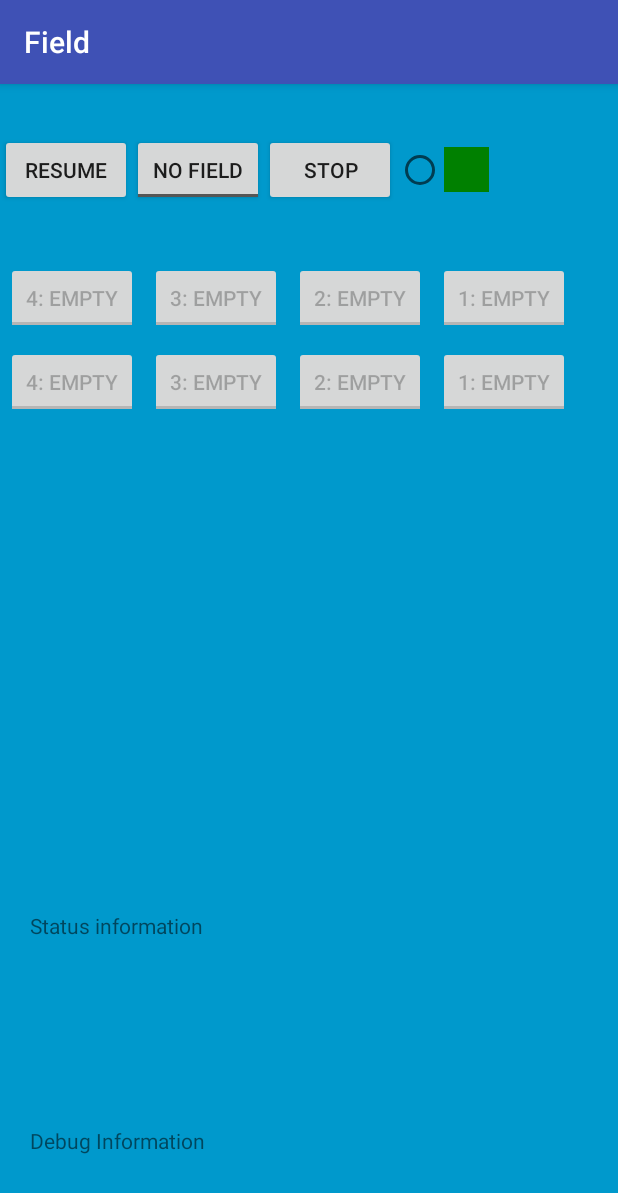
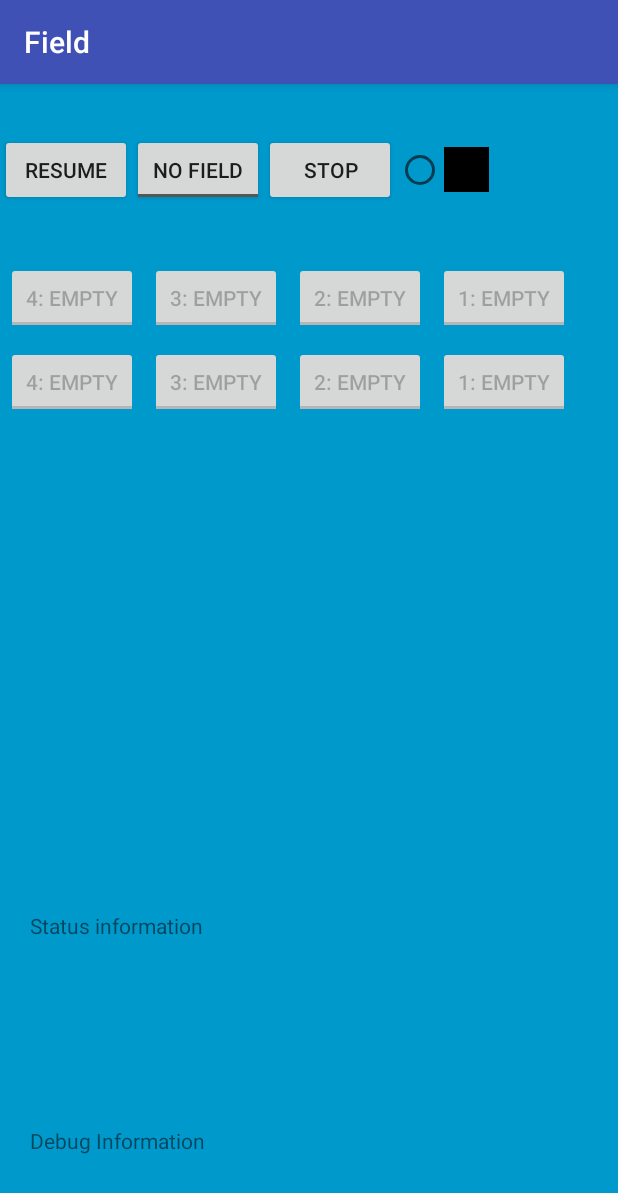
Before and after one commit to GompeiAndTheBrobots/2K1Field, an Android app: the screen it shows after launch (Main), on a phone screen of 412 x 824 dp. Shown: the top 1193 px of the screen. Run offline under Robolectric (Android 15) with nearby library versions, the phone set to English and light mode, and no system bars.

Commit message:
blinking works

```diff
--- a/app/src/main/java/com/example/ikeandmike/field/Main.java
+++ b/app/src/main/java/com/example/ikeandmike/field/Main.java
@@ -3,9 +3,9 @@ package com.example.ikeandmike.field;
 import android.app.Activity;
 import android.bluetooth.BluetoothAdapter;
 import android.content.Intent;
+import android.graphics.Color;
 import android.support.v7.app.AppCompatActivity;
 import android.os.Bundle;
-import android.util.Log;
 import android.view.View;
 import android.view.animation.AlphaAnimation;
 import android.view.animation.Animation;
@@ -26,7 +26,7 @@ import java.util.concurrent.ScheduledThreadPoolExecutor;
 public class Main extends AppCompatActivity implements BluetoothConnectionCallback,
         BluetoothMessageCallback,
         View.OnClickListener,
-        CompoundButton.OnCheckedChangeListener {
+        CompoundButton.OnCheckedChangeListener, Animation.AnimationListener {
 
     private FieldUSBCommunicator fieldComms;
     private BTCommunicator comms = BTCommunicator.getInstance();
@@ -64,8 +64,11 @@ public class Main extends AppCompatActivity implements BluetoothConnectionCallba
         }
 
         animation = new AlphaAnimation(1, 0);
-        animation.setDuration(500);
+        animation.setDuration(50);
         animation.setInterpolator(new LinearInterpolator());
+        animation.setRepeatMode(Animation.REVERSE);
+        animation.setRepeatCount(1);
+        animation.setAnimationListener(this);
 
         this.toggleField.setOnCheckedChangeListener(this);
         setupBluetooth();
@@ -139,15 +142,17 @@ public class Main extends AppCompatActivity implements BluetoothConnectionCallba
         else if (type == BTProtocol.Type.ALERT)  {
             if (data[0] == 0x2C) {
                 //Low Radiation -- Yellow
-                radiationIndicator.setBackgroundResource(R.color.yellow);
+                radiationIndicator.setBackgroundColor(Color.YELLOW);
             }
             else if (data[0] == 0xFF) {
                 //High Radiation -- Red
-                radiationIndicator.setBackgroundResource(R.color.red);
+                radiationIndicator.setBackgroundColor(Color.RED);
+            }
+            else {
+                radiationIndicator.setBackgroundColor(Color.BLUE);
             }
             //Run animation
             radiationIndicator.startAnimation(animation);
-            radiationIndicator.setBackgroundResource(R.color.green);
         }
     }
 
@@ -178,4 +183,18 @@ public class Main extends AppCompatActivity implements BluetoothConnectionCallba
             }
         }
     }
+
+    @Override
+    public void onAnimationStart(Animation animation) {
+    }
+
+    @Override
+    public void onAnimationEnd(Animation animation) {
+        radiationIndicator.setBackgroundColor(Color.BLACK);
+        radiationIndicator.clearAnimation();
+    }
+
+    @Override
+    public void onAnimationRepeat(Animation animation) {
+    }
 }
--- a/app/src/main/res/layout/activity_fullscreen.xml
+++ b/app/src/main/res/layout/activity_fullscreen.xml
@@ -48,7 +48,7 @@
             android:layout_width="30dp"
             android:layout_height="30dp"
             android:id="@+id/radiationIndicator"
-            android:background="@color/green"
+            android:background="@color/black"
             />
 
     </LinearLayout>
--- a/app/src/main/res/values/colors.xml
+++ b/app/src/main/res/values/colors.xml
@@ -7,6 +7,7 @@
     <color name="black_overlay">#66000000</color>
 
     <color name="green">#008000</color>
+    <color name="black">#000000</color>
     <color name="yellow">#FFFF00</color>
     <color name="red">#FF0000</color>
 </resources>
```
